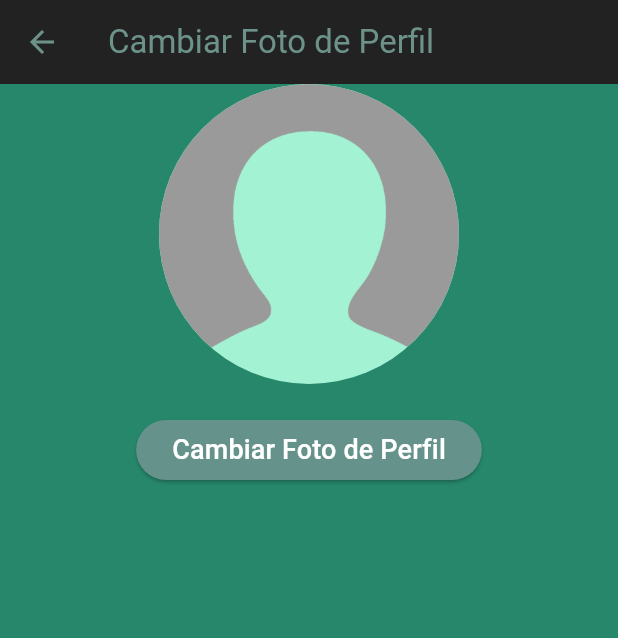
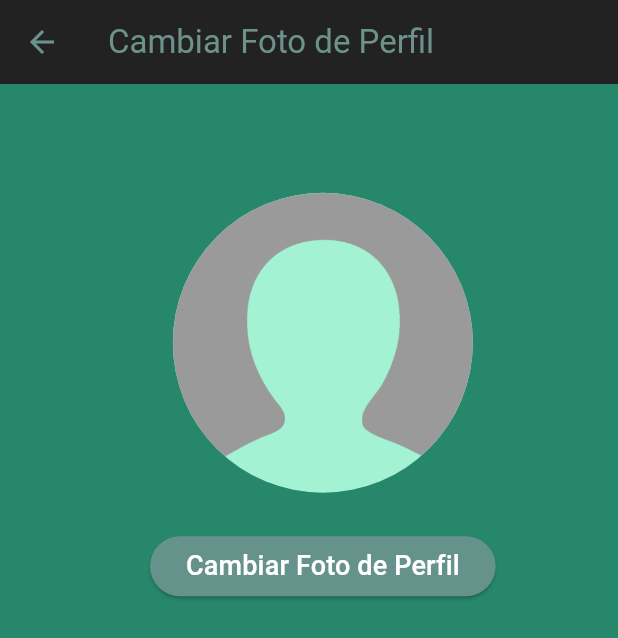
Before and after one commit to ser356/sinhex, a Flutter app: the PfpScreen screen opened directly, on a phone screen of 412 x 824 dp. Shown: the top 638 px of the screen. Run offline on Flutter 3.47's test engine with Material 2 defaults, Android fonts, the light colour scheme and no system bars; our stand-ins replace flutter_svg, image_picker, responsive_framework, splashscreen.

Commit message:
final reviewed.

```diff
--- a/lib/pfpsettings.dart
+++ b/lib/pfpsettings.dart
@@ -43,13 +43,12 @@ class _PfpScreenState extends State<PfpScreen> {
             },
           ),
         ),
-        body: Center(
-          child: Padding(
-            padding: const EdgeInsets.only(bottom: 500.0),
+        body: Padding(
+          padding: const EdgeInsets.only(left: 100,bottom: 350.0),
           child: ResponsiveRowColumn(
             columnMainAxisAlignment: MainAxisAlignment.center,
             layout: ResponsiveRowColumnType.COLUMN,
-              columnSpacing: 20,
+            columnSpacing: 25,
             children: [
               ResponsiveRowColumnItem(
                 child: CircleAvatar(
@@ -71,7 +70,6 @@ class _PfpScreenState extends State<PfpScreen> {
                 ),
               ))
             ],
-            ),
           ),
         ),
       ),
--- a/pubspec.yaml
+++ b/pubspec.yaml
@@ -27,11 +27,13 @@ dependencies:
   splashscreen: ^1.3.5
   url_launcher:
 
+
+
 dev_dependencies:
   flutter_test:
     sdk: flutter
+  flutter_lints: ^2.0.0
 
-  flutter_lints: ^2.0.0
 
 flutter:
   uses-material-design: true
```
Also changed, not shown: assets/icon/icon.png (added). Lines whose indentation alone changed are shown as unchanged.
